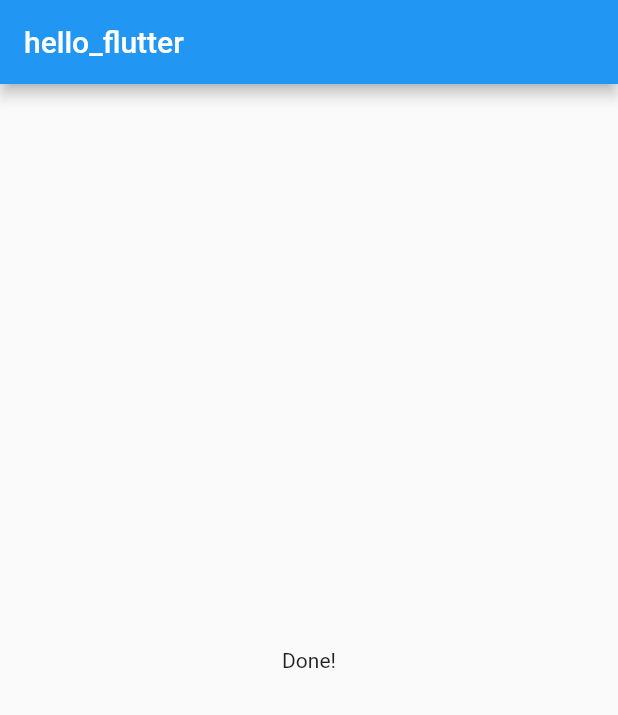
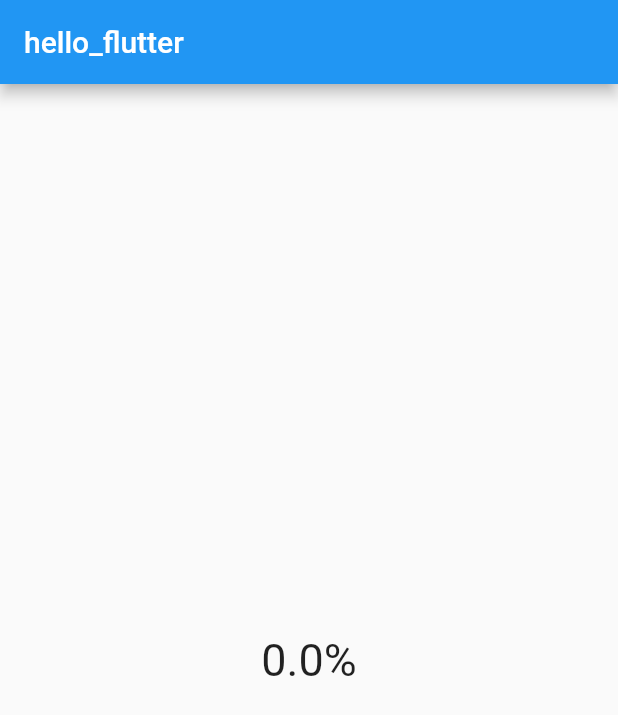
Before and after one commit to KyriakosMilad/hello_flutter, a Flutter app: the screen it shows after launch, after a tap on "Al-Sadat", after a tap on "Ramses II", on a phone screen of 412 x 824 dp. Shown: the top 715 px of the screen. Run offline on Flutter 3.47's test engine with Material 2 defaults, Android fonts, the phone set to English and light mode, and no system bars.

Commit message:
Answer questions and show percentage

```diff
--- a/lib/main.dart
+++ b/lib/main.dart
@@ -17,20 +17,25 @@ class _MyAppState extends State<_MyApp> {
     {
       'question': 'Who is the founder of modern Egypt?',
       'answers': ['Al-Sadat', 'Al-Sisi', 'Mohammed Ali', 'Abdel-Naser'],
+      'rightAnswer': 'Al-Sisi',
     },
     {
       'question': 'Who is the founder of Egypt and first country in history?',
       'answers': ['Narmer', 'Ramses II', 'Thotmose III', 'Amenhotep'],
+      'rightAnswer': 'Narmer',
     },
   ];
 
-  var _currentQuestion = 0;
+  int _currentQuestion = 0;
 
-  void answerQuestion() {
+  int _rightAnswersCount = 0;
+
+  void answerQuestion(int questionNumber, String answer) {
     setState(() {
-      // if (_currentQuestion < _questions.length - 1) {
+      if (_questions[questionNumber]['rightAnswer'] == answer) {
+        _rightAnswersCount++;
+      }
       _currentQuestion = _currentQuestion + 1;
-      // }
     });
   }
 
@@ -43,7 +48,7 @@ class _MyAppState extends State<_MyApp> {
       ),
       body: _currentQuestion < _questions.length
           ? Quiz(_questions, _currentQuestion, answerQuestion)
-          : Result(),
+          : Result(((_rightAnswersCount / _questions.length) * 100).toString()),
     ));
   }
 }
--- a/lib/quiz.dart
+++ b/lib/quiz.dart
@@ -6,7 +6,7 @@ import 'answer.dart';
 class Quiz extends StatelessWidget {
   final List<Map<String, Object>> _questions;
   final int _currentQuestion;
-  final void Function() _answerQuestion;
+  final void Function(int, String) _answerQuestion;
 
   Quiz(this._questions, this._currentQuestion, this._answerQuestion);
 
@@ -16,7 +16,7 @@ class Quiz extends StatelessWidget {
       children: [
         Question(_questions[_currentQuestion]['question'] as String),
         ...(_questions[_currentQuestion]['answers'] as List<String>)
-            .map((e) => Answer(e, _answerQuestion))
+            .map((e) => Answer(e, () => _answerQuestion(_currentQuestion, e)))
       ],
     );
   }
--- a/lib/result.dart
+++ b/lib/result.dart
@@ -1,11 +1,16 @@
 import 'package:flutter/material.dart';
 
 class Result extends StatelessWidget {
+  final String _score;
+
+  Result(this._score);
+
   @override
   Widget build(BuildContext context) {
-    return const Center(
+    return Center(
         child: Text(
-      'Done!',
+      _score + '%',
+      style: const TextStyle(fontSize: 30),
       textAlign: TextAlign.center,
     ));
   }
```
